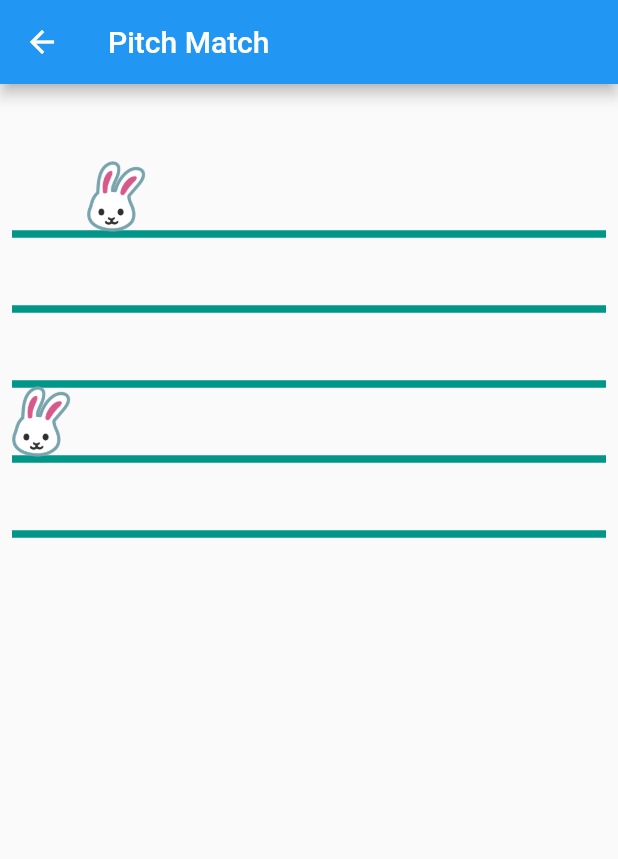
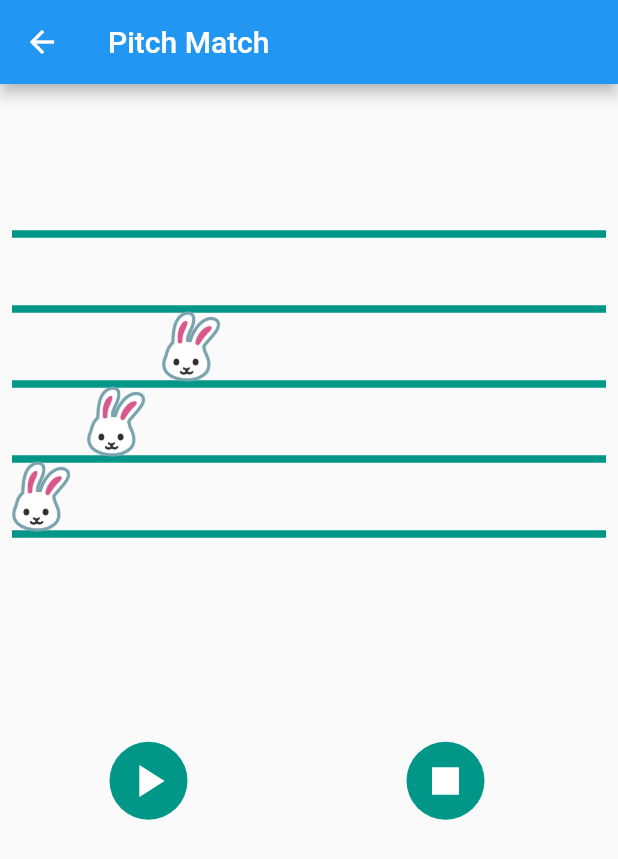
Before and after one commit to tgoze/eager-ear, a Flutter app: the PitchMatchMain screen opened directly, on a phone screen of 412 x 824 dp. Shown: the top 859 px of the screen. Run offline on Flutter 3.47's test engine with Material 2 defaults, Android fonts, the phone set to English and light mode, and no system bars; our stand-ins replace permission_handler.

Commit message:
First commit for #18. Framework for game logic.

```diff
--- a/lib/games/pitch_match/main.dart
+++ b/lib/games/pitch_match/main.dart
@@ -1,9 +1,20 @@
+import 'dart:developer';
+
+import 'package:eager_ear/games/pitch_match/pm_listener.dart';
+import 'package:flutter/material.dart';
+
+import 'package:eager_ear/games/pitch_match/pm_staff.dart';
 import 'package:eager_ear/shared/music.dart';
 import 'package:eager_ear/shared/note.dart';
 import 'package:eager_ear/shared/pitch.dart';
-import 'package:flutter/material.dart';
 
 class PitchMatchMain extends StatelessWidget {
+  final List<Note> notes = [
+    Note.fromPitch(Pitch.fromClass(PitchClass.F, 4), PitchDuration.Eighth),
+    Note.fromPitch(Pitch.fromClass(PitchClass.A, 4), PitchDuration.Eighth),
+    Note.fromPitch(Pitch.fromClass(PitchClass.C, 5), PitchDuration.Eighth),
+  ];
+
   @override
   Widget build(BuildContext context) {
     return Scaffold(
@@ -14,11 +25,10 @@ class PitchMatchMain extends StatelessWidget {
         child: Column(
           children: <Widget>[
             PitchMatchStaff(
-              notes: <Note> [
-                Note.fromHertz(440.0, PitchDuration.Eighth),
-                Note.fromPitch(Pitch.fromClass(PitchClass.G, 5)
-                  , PitchDuration.Eighth)
-              ],
+              notes: notes
+            ),
+            PitchMatchManager(
+              notes: notes
             )
           ],
         ),
@@ -27,135 +37,86 @@ class PitchMatchMain extends StatelessWidget {
   }
 }
 
-class PitchMatchStaff extends StatefulWidget {
-  PitchMatchStaff({Key key, this.notes}) : super(key: key);
+class PitchMatchManager extends StatefulWidget {
+  PitchMatchManager({Key key, this.notes}) : super(key: key);
 
   final List<Note> notes;
 
   @override
-  State<StatefulWidget> createState() => new _PitchMatchStaffState();
+  _PitchMatchManagerState createState() => _PitchMatchManagerState();
 }
 
-class _PitchMatchStaffState extends State<PitchMatchStaff> {
-  double _staffHeight = 400;
-  double _noteDim = 50;
-  double _noteStep;
-  var _staffWidgets = List<Widget>();
+class _PitchMatchManagerState extends State<PitchMatchManager> {
 
-  void _addNoteToStaff(Note note, int noteIndex) {
-    double _bottomOffset = 0.0;
-    double _leftOffset = 0.0;
+  String _feedback = '';
 
-    _leftOffset += noteIndex * _noteDim;
+  void _start() async {
+    bool isCorrect = false;
+    PitchMatchListener pmListener = new PitchMatchListener();
 
-    if (note.pitch.octave == 4 || note.pitch.octave == 5) {
-      switch (note.pitch.pitchClass) {
-        case PitchClass.C:
-        case PitchClass.CSharp:
-          _bottomOffset += _noteStep;
-          break;
-        case PitchClass.D:
-        case PitchClass.DSharp:
-          _bottomOffset += _noteStep * 2;
-          break;
-        case PitchClass.E:
-          _bottomOffset += _noteStep * 3;
-          break;
-        case PitchClass.F:
-        case PitchClass.FSharp:
-          _bottomOffset += _noteStep * 4;
-          break;
-        case PitchClass.G:
-        case PitchClass.GSharp:
-          _bottomOffset += _noteStep * 5;
-          break;
-        case PitchClass.A:
-        case PitchClass.ASharp:
-          _bottomOffset += _noteStep * 6;
-          break;
-        case PitchClass.B:
-          _bottomOffset += _noteStep * 7;
-          break;
-        case PitchClass.Unknown:
-        // nothing
-          break;
-      }
-      if (note.pitch.octave == 5) {
-        _bottomOffset += _noteStep * 7;
-      }
+    for(Note note in widget.notes) {
+      do {
+        isCorrect = await pmListener.listenForPitch(note.pitch);
+        if (isCorrect) {
+          setState(() {
+            _feedback = "Got a " + note.pitch.pitchClass.toString();
+          });
+        }
+      } while(!isCorrect);
     }
 
-    _staffWidgets.add(
-      Positioned(
-        child: Container(
-          height: _noteDim,
-          width: _noteDim,
-//          decoration: BoxDecoration(
-//              border: Border.all(color: Colors.blueAccent)
-//          ),
-          child: Image.asset('assets/images/rabbit.png')
-        ),
-        left: _leftOffset,
-        bottom: _bottomOffset,
-      )
-    );
-  }
-
-  @override
-  void initState() {
-    super.initState();
-    _noteStep = _noteDim / 2.0;
-    _staffWidgets.add(
-      Padding (
-        padding: EdgeInsets.fromLTRB(8.0, 0.0, 8.0, 0.0),
-        child: CustomPaint(
-          painter: new StaffPainter(),
-          child: Container(height: _staffHeight)
-        )
-      )
-    );
-
-    for(Note note in widget.notes) {
-      _addNoteToStaff(note, widget.notes.indexOf(note));
-    }
+    setState(() {
+      _feedback = "Fuck ya!";
+    });
   }
 
   @override
   Widget build(BuildContext context) {
-    return Center(
-      child: Stack(
-        children: _staffWidgets
-      )
+    return Row(
+      children: <Widget>[
+        Expanded(
+          flex: 1,
+          child: Ink(
+            decoration: const ShapeDecoration(
+              shape: CircleBorder(),
+              color: Colors.teal
+            ),
+            child: IconButton(
+              icon: Icon(Icons.play_arrow),
+              iconSize: 36.0,
+              onPressed: _start,
+              color: Colors.white
+            )
+          )
+        ),
+        Expanded(
+          flex: 1,
+          child: Ink(
+            decoration: const ShapeDecoration(
+                shape: CircleBorder(),
+                color: Colors.teal
+            ),
+            child: IconButton(
+                icon: Icon(Icons.stop),
+                iconSize: 36.0,
+                onPressed: ()=>log('stop'),
+                color: Colors.white
+            )
+          )
+        ),
+        Padding(
+          padding: const EdgeInsets.only(left: 8.0, right: 8.0, top: 102.0),
+          child: Center(
+            child: Text(
+              _feedback,
+              style: TextStyle(
+                  color: Colors.teal,
+                  fontWeight: FontWeight.w500,
+                  fontSize: 23.0),
+            ),
+          ),
+        )
+      ],
     );
   }
 }
-
-class StaffPainter extends CustomPainter {
-
-  @override
-  void paint(Canvas canvas, Size size) {
-    Paint paint = Paint();
-
-    paint.color = Colors.teal;
-    paint.strokeWidth = 5;
-
-    int spaces = 8;
-    int lines = 5;
-    double spacing = size.height / spaces;
-
-    double startY = 2 * spacing;
-
-    for(int i = 0; i < lines; i++) {
-      canvas.drawLine(
-        Offset(0, startY + (spacing * i)),
-        Offset(size.width, startY + (spacing * i)),
-        paint,
-      );
-    }
-  }
-
-  @override
-  bool shouldRepaint(CustomPainter oldDelegate) {
-    return false;
-  }
-}
--- /dev/null
+++ b/lib/games/pitch_match/pm_staff.dart
@@ -0,0 +1,134 @@
+import 'package:flutter/material.dart';
+
+import 'package:eager_ear/shared/music.dart';
+import 'package:eager_ear/shared/note.dart';
+
+class PitchMatchStaff extends StatefulWidget {
+  PitchMatchStaff({Key key, this.notes}) : super(key: key);
+
+  final List<Note> notes;
+
+  @override
+  State<StatefulWidget> createState() => new _PitchMatchStaffState();
+}
+
+class _PitchMatchStaffState extends State<PitchMatchStaff> {
+  double _staffHeight = 400;
+  double _noteDim = 50;
+  double _noteStep;
+  var _staffWidgets = List<Widget>();
+
+  void _addNoteToStaff(Note note, int noteIndex) {
+    double _bottomOffset = 0.0;
+    double _leftOffset = 0.0;
+
+    _leftOffset += noteIndex * _noteDim;
+
+    if (note.pitch.octave == 4 || note.pitch.octave == 5) {
+      switch (note.pitch.pitchClass) {
+        case PitchClass.C:
+        case PitchClass.CSharp:
+          _bottomOffset += _noteStep;
+          break;
+        case PitchClass.D:
+        case PitchClass.DSharp:
+          _bottomOffset += _noteStep * 2;
+          break;
+        case PitchClass.E:
+          _bottomOffset += _noteStep * 3;
+          break;
+        case PitchClass.F:
+        case PitchClass.FSharp:
+          _bottomOffset += _noteStep * 4;
+          break;
+        case PitchClass.G:
+        case PitchClass.GSharp:
+          _bottomOffset += _noteStep * 5;
+          break;
+        case PitchClass.A:
+        case PitchClass.ASharp:
+          _bottomOffset += _noteStep * 6;
+          break;
+        case PitchClass.B:
+          _bottomOffset += _noteStep * 7;
+          break;
+        case PitchClass.Unknown:
+        // nothing
+          break;
+      }
+      if (note.pitch.octave == 5) {
+        _bottomOffset += _noteStep * 7;
+      }
+    }
+
+    _staffWidgets.add(
+        Positioned(
+          child: Container(
+              height: _noteDim,
+              width: _noteDim,
+              child: Image.asset('assets/images/rabbit.png')
+          ),
+          left: _leftOffset,
+          bottom: _bottomOffset,
+        )
+    );
+  }
+
+  @override
+  void initState() {
+    super.initState();
+    _noteStep = _noteDim / 2.0;
+    _staffWidgets.add(
+        Padding (
+            padding: EdgeInsets.fromLTRB(8.0, 0.0, 8.0, 0.0),
+            child: CustomPaint(
+                painter: new StaffPainter(),
+                child: Container(height: _staffHeight)
+            )
+        )
+    );
+
+    for(Note note in widget.notes) {
+      _addNoteToStaff(note, widget.notes.indexOf(note));
+    }
+  }
+
+  @override
+  Widget build(BuildContext context) {
+    return Center(
+        child: Stack(
+            children: _staffWidgets
+        )
+    );
+  }
+}
+
+class StaffPainter extends CustomPainter {
+
+  @override
+  void paint(Canvas canvas, Size size) {
+    Paint paint = Paint();
+
+    paint.color = Colors.teal;
+    paint.strokeWidth = 5;
+
+    int spaces = 8;
+    int lines = 5;
+    double spacing = size.height / spaces;
+
+    double startY = 2 * spacing;
+
+    for(int i = 0; i < lines; i++) {
+      canvas.drawLine(
+        Offset(0, startY + (spacing * i)),
+        Offset(size.width, startY + (spacing * i)),
+        paint,
+      );
+    }
+  }
+
+  @override
+  bool shouldRepaint(CustomPainter oldDelegate) {
+    return false;
+  }
+}
--- a/lib/shared/pitch.dart
+++ b/lib/shared/pitch.dart
@@ -1,6 +1,10 @@
 import 'package:eager_ear/shared/music.dart';
 
 class Pitch {
+  PitchClass pitchClass;
+  String pitchClassString;
+  int octave;
+  double hertz;
 
   Pitch();
 
@@ -21,8 +25,10 @@ class Pitch {
     return pitchClassString + octave.toString();
   }
 
-  PitchClass pitchClass;
-  String pitchClassString;
-  int octave;
-  double hertz;
+  @override
+  bool operator ==(covariant Pitch other) =>
+    octave == other.octave && pitchClass == other.pitchClass;
+
+  @override
+  int get hashCode => pitchClass.hashCode;
 }
```
Also changed, not shown: lib/games/pitch_match/pm_listener.dart (added, +47 -0 lines).
